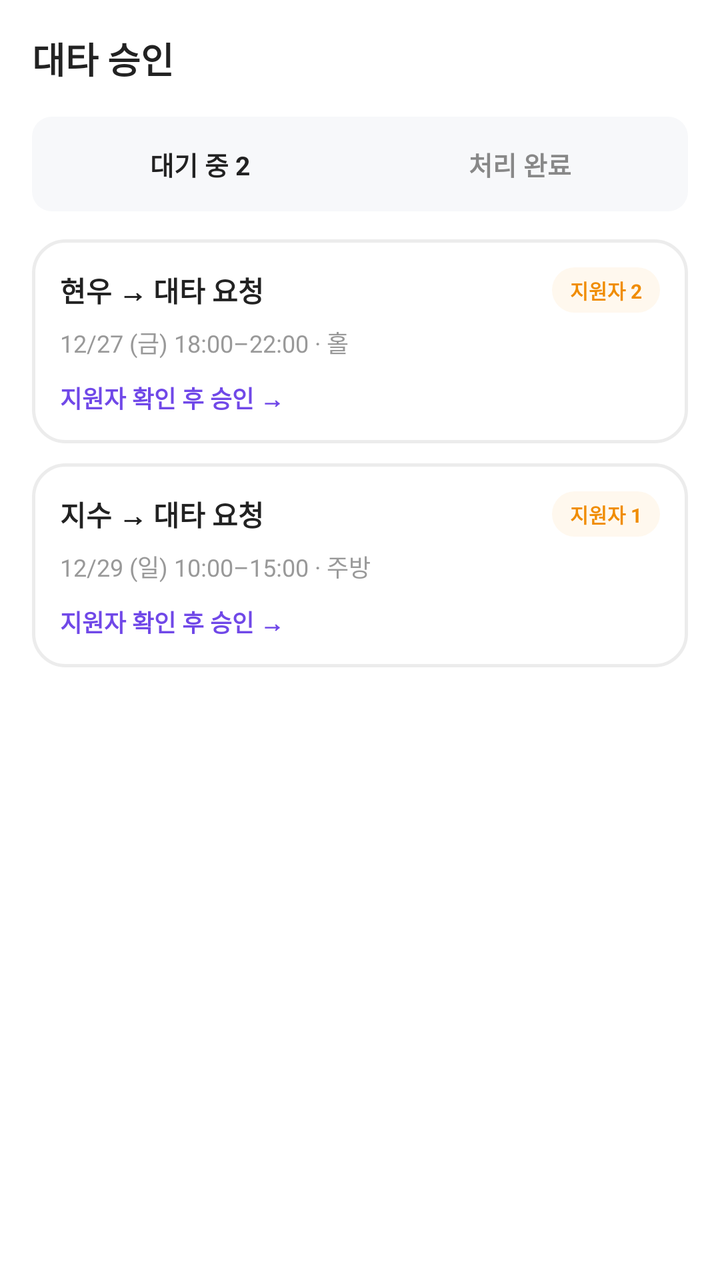
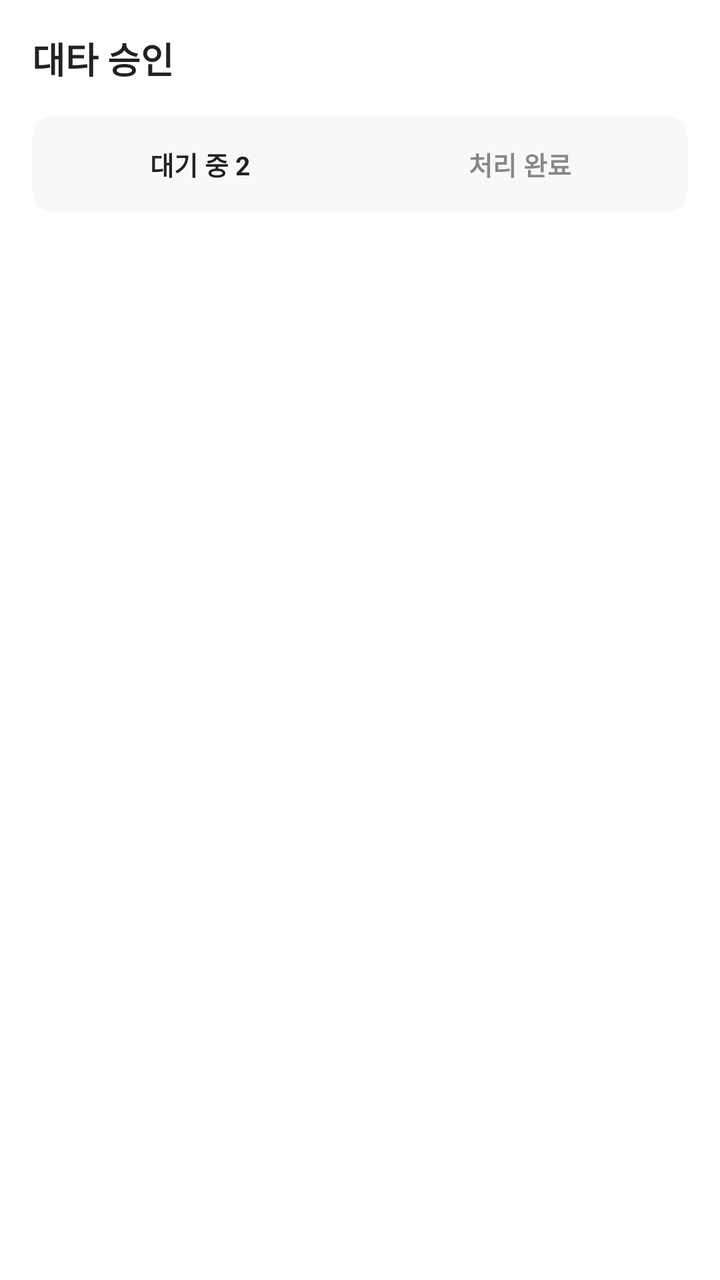

Screens rendered from an Android XML layout before and after an edit, with the pre-edit source and the edit as a unified diff.
<!-- AndroidManifest.xml: application theme Theme.PTManagerEmployer -->
<!-- res/layout/fragment_sub.xml -->
<?xml version="1.0" encoding="utf-8"?>
<androidx.core.widget.NestedScrollView xmlns:android="http://schemas.android.com/apk/res/android"
    android:layout_width="match_parent"
    android:layout_height="match_parent"
    android:background="@color/white"
    android:fillViewport="true">

    <LinearLayout
        android:layout_width="match_parent"
        android:layout_height="wrap_content"
        android:orientation="vertical"
        android:paddingHorizontal="16dp"
        android:paddingTop="16dp"
        android:paddingBottom="24dp">

        <TextView
            android:layout_width="wrap_content"
            android:layout_height="wrap_content"
            android:text="대타 승인"
            android:textColor="@color/text_primary"
            android:textSize="18sp"
            android:textStyle="bold" />

        
        <LinearLayout
            android:layout_width="match_parent"
            android:layout_height="wrap_content"
            android:layout_marginTop="16dp"
            android:orientation="horizontal"
            android:background="@drawable/bg_segment"
            android:padding="4dp">

            <TextView
                android:id="@+id/tab_pending"
                android:layout_width="0dp"
                android:layout_height="wrap_content"
                android:layout_weight="1"
                android:text="대기 중 2"
                android:textColor="@color/text_primary"
                android:textSize="13sp"
                android:textStyle="bold"
                android:gravity="center"
                android:paddingVertical="10dp" />

            <TextView
                android:id="@+id/tab_done"
                android:layout_width="0dp"
                android:layout_height="wrap_content"
                android:layout_weight="1"
                android:text="처리 완료"
                android:textColor="@color/text_secondary"
                android:textSize="13sp"
                android:textStyle="bold"
                android:gravity="center"
                android:paddingVertical="10dp" />
        </LinearLayout>

        
        <LinearLayout
            android:id="@+id/panel_pending"
            android:layout_width="match_parent"
            android:layout_height="wrap_content"
            android:layout_marginTop="14dp"
            android:orientation="vertical">

            <LinearLayout
                android:id="@+id/req_1"
                android:layout_width="match_parent"
                android:layout_height="wrap_content"
                android:orientation="vertical"
                android:background="@drawable/bg_card"
                android:padding="14dp"
                android:foreground="?attr/selectableItemBackground">

                <LinearLayout
                    android:layout_width="match_parent"
                    android:layout_height="wrap_content"
                    android:orientation="horizontal"
                    android:gravity="center_vertical">

                    <TextView
                        android:layout_width="0dp"
                        android:layout_height="wrap_content"
                        android:layout_weight="1"
                        android:text="현우 → 대타 요청"
                        android:textColor="@color/text_primary"
                        android:textSize="14sp"
                        android:textStyle="bold" />

                    <TextView
                        android:layout_width="wrap_content"
                        android:layout_height="wrap_content"
                        android:background="@drawable/bg_badge_pending"
                        android:text="지원자 2"
                        android:textColor="@color/warn_orange"
                        android:textSize="10sp"
                        android:textStyle="bold"
                        android:paddingHorizontal="9dp"
                        android:paddingVertical="4dp" />
                </LinearLayout>

                <TextView
                    android:layout_width="wrap_content"
                    android:layout_height="wrap_content"
                    android:layout_marginTop="6dp"
                    android:text="12/27 (금) 18:00–22:00 · 홀"
                    android:textColor="@color/text_tertiary"
                    android:textSize="12sp" />

                <TextView
                    android:layout_width="wrap_content"
                    android:layout_height="wrap_content"
                    android:layout_marginTop="10dp"
                    android:text="지원자 확인 후 승인 →"
                    android:textColor="@color/brand"
                    android:textSize="12sp"
                    android:textStyle="bold" />
            </LinearLayout>

            <LinearLayout
                android:id="@+id/req_2"
                android:layout_width="match_parent"
                android:layout_height="wrap_content"
                android:layout_marginTop="10dp"
                android:orientation="vertical"
                android:background="@drawable/bg_card"
                android:padding="14dp"
                android:foreground="?attr/selectableItemBackground">

                <LinearLayout
                    android:layout_width="match_parent"
                    android:layout_height="wrap_content"
                    android:orientation="horizontal"
                    android:gravity="center_vertical">

                    <TextView
                        android:layout_width="0dp"
                        android:layout_height="wrap_content"
                        android:layout_weight="1"
                        android:text="지수 → 대타 요청"
                        android:textColor="@color/text_primary"
                        android:textSize="14sp"
                        android:textStyle="bold" />

                    <TextView
                        android:layout_width="wrap_content"
                        android:layout_height="wrap_content"
                        android:background="@drawable/bg_badge_pending"
                        android:text="지원자 1"
                        android:textColor="@color/warn_orange"
                        android:textSize="10sp"
                        android:textStyle="bold"
                        android:paddingHorizontal="9dp"
                        android:paddingVertical="4dp" />
                </LinearLayout>

                <TextView
                    android:layout_width="wrap_content"
                    android:layout_height="wrap_content"
                    android:layout_marginTop="6dp"
                    android:text="12/29 (일) 10:00–15:00 · 주방"
                    android:textColor="@color/text_tertiary"
                    android:textSize="12sp" />

                <TextView
                    android:layout_width="wrap_content"
                    android:layout_height="wrap_content"
                    android:layout_marginTop="10dp"
                    android:text="지원자 확인 후 승인 →"
                    android:textColor="@color/brand"
                    android:textSize="12sp"
                    android:textStyle="bold" />
            </LinearLayout>
        </LinearLayout>

        
        <LinearLayout
            android:id="@+id/panel_done"
            android:layout_width="match_parent"
            android:layout_height="wrap_content"
            android:layout_marginTop="14dp"
            android:orientation="vertical"
            android:visibility="gone">

            <LinearLayout
                android:layout_width="match_parent"
                android:layout_height="wrap_content"
                android:orientation="horizontal"
                android:gravity="center_vertical"
                android:background="@drawable/bg_card"
                android:padding="14dp">

                <LinearLayout
                    android:layout_width="0dp"
                    android:layout_height="wrap_content"
                    android:layout_weight="1"
                    android:orientation="vertical">

                    <TextView
                        android:layout_width="wrap_content"
                        android:layout_height="wrap_content"
                        android:text="12/18 마감 · 태윤이 대체"
                        android:textColor="@color/text_primary"
                        android:textSize="13sp"
                        android:textStyle="bold" />

                    <TextView
                        android:layout_width="wrap_content"
                        android:layout_height="wrap_content"
                        android:layout_marginTop="3dp"
                        android:text="현우 요청 · 승인 완료"
                        android:textColor="@color/text_tertiary"
                        android:textSize="11sp" />
                </LinearLayout>

                <TextView
                    android:layout_width="wrap_content"
                    android:layout_height="wrap_content"
                    android:background="@drawable/bg_badge_approved"
                    android:text="APPROVED"
                    android:textColor="@color/brand"
                    android:textSize="10sp"
                    android:textStyle="bold"
                    android:paddingHorizontal="9dp"
                    android:paddingVertical="4dp" />
            </LinearLayout>

            <LinearLayout
                android:layout_width="match_parent"
                android:layout_height="wrap_content"
                android:layout_marginTop="10dp"
                android:orientation="horizontal"
                android:gravity="center_vertical"
                android:background="@drawable/bg_card"
                android:padding="14dp">

                <LinearLayout
                    android:layout_width="0dp"
                    android:layout_height="wrap_content"
                    android:layout_weight="1"
                    android:orientation="vertical">

                    <TextView
                        android:layout_width="wrap_content"
                        android:layout_height="wrap_content"
                        android:text="12/14 홀 · 거절됨"
                        android:textColor="@color/text_primary"
                        android:textSize="13sp"
                        android:textStyle="bold" />

                    <TextView
                        android:layout_width="wrap_content"
                        android:layout_height="wrap_content"
                        android:layout_marginTop="3dp"
                        android:text="서연 요청 · 대체 인원 없음"
                        android:textColor="@color/text_tertiary"
                        android:textSize="11sp" />
                </LinearLayout>

                <TextView
                    android:layout_width="wrap_content"
                    android:layout_height="wrap_content"
                    android:background="@drawable/bg_badge_rejected"
                    android:text="REJECTED"
                    android:textColor="@color/accent_red"
                    android:textSize="10sp"
                    android:textStyle="bold"
                    android:paddingHorizontal="9dp"
                    android:paddingVertical="4dp" />
            </LinearLayout>
        </LinearLayout>
    </LinearLayout>
</androidx.core.widget.NestedScrollView>
<!-- resources referenced by this layout -->
<resources>
  <color name="accent_red">#E03131</color>
  <color name="brand">#7048E8</color>
  <color name="text_primary">#222222</color>
  <color name="text_secondary">#888888</color>
  <color name="text_tertiary">#999999</color>
  <color name="warn_orange">#F08C00</color>
  <color name="white">#FFFFFFFF</color>
  <!-- drawable bg_badge_approved (drawable) -->
  <?xml version="1.0" encoding="utf-8"?>
  <shape xmlns:android="http://schemas.android.com/apk/res/android" android:shape="rectangle">
      <solid android:color="@color/brand_light" />
      <corners android:radius="999dp" />
  </shape>
  <!-- drawable bg_badge_pending (drawable) -->
  <?xml version="1.0" encoding="utf-8"?>
  <shape xmlns:android="http://schemas.android.com/apk/res/android" android:shape="rectangle">
      <solid android:color="@color/warn_bg" />
      <corners android:radius="999dp" />
  </shape>
  <!-- drawable bg_badge_rejected (drawable) -->
  <?xml version="1.0" encoding="utf-8"?>
  <shape xmlns:android="http://schemas.android.com/apk/res/android" android:shape="rectangle">
      <solid android:color="#FBE9E9" />
      <corners android:radius="999dp" />
  </shape>
  <!-- drawable bg_card (drawable) -->
  <?xml version="1.0" encoding="utf-8"?>
  <shape xmlns:android="http://schemas.android.com/apk/res/android" android:shape="rectangle">
      <solid android:color="@color/white" />
      <corners android:radius="16dp" />
      <stroke android:width="1.5dp" android:color="@color/border" />
  </shape>
  <!-- drawable bg_segment (drawable) -->
  <?xml version="1.0" encoding="utf-8"?>
  <shape xmlns:android="http://schemas.android.com/apk/res/android" android:shape="rectangle">
      <solid android:color="@color/surface_gray" />
      <corners android:radius="10dp" />
  </shape>
  <style name="Theme.PTManagerEmployer" parent="Base.Theme.PTManagerEmployer" />
  <color name="brand_light">#F6F2FF</color>
  <color name="warn_bg">#FFF8EE</color>
  <color name="border">#ECECEC</color>
  <color name="surface_gray">#F7F8FA</color>
  <style name="Base.Theme.PTManagerEmployer" parent="Theme.Material3.Light.NoActionBar">
          <item name="colorPrimary">@color/brand</item>
          <item name="colorOnPrimary">@color/white</item>
          <item name="colorSurface">@color/white</item>
          <item name="colorOnSurface">@color/text_primary</item>
          <item name="android:colorBackground">@color/white</item>
          <item name="android:statusBarColor">@color/white</item>
          <item name="android:navigationBarColor">@color/white</item>
          <item name="android:windowLightStatusBar">true</item>
          <item name="android:windowLightNavigationBar" tools:targetApi="o_mr1">true</item>
      </style>
</resources>

<!-- the commit's change to res/layout/fragment_sub.xml (unified diff, before → after) -->
@@ -63,114 +63,16 @@
             android:layout_marginTop="14dp"
             android:orientation="vertical">
 
-            <LinearLayout
-                android:id="@+id/req_1"
+            <TextView
+                android:id="@+id/tv_pending_empty"
                 android:layout_width="match_parent"
                 android:layout_height="wrap_content"
-                android:orientation="vertical"
-                android:background="@drawable/bg_card"
-                android:padding="14dp"
-                android:foreground="?attr/selectableItemBackground">
-
-                <LinearLayout
-                    android:layout_width="match_parent"
-                    android:layout_height="wrap_content"
-                    android:orientation="horizontal"
-                    android:gravity="center_vertical">
-
-                    <TextView
-                        android:layout_width="0dp"
-                        android:layout_height="wrap_content"
-                        android:layout_weight="1"
-                        android:text="현우 → 대타 요청"
-                        android:textColor="@color/text_primary"
-                        android:textSize="14sp"
-                        android:textStyle="bold" />
-
-                    <TextView
-                        android:layout_width="wrap_content"
-                        android:layout_height="wrap_content"
-                        android:background="@drawable/bg_badge_pending"
-                        android:text="지원자 2"
-                        android:textColor="@color/warn_orange"
-                        android:textSize="10sp"
-                        android:textStyle="bold"
-                        android:paddingHorizontal="9dp"
-                        android:paddingVertical="4dp" />
-                </LinearLayout>
-
-                <TextView
-                    android:layout_width="wrap_content"
-                    android:layout_height="wrap_content"
-                    android:layout_marginTop="6dp"
-                    android:text="12/27 (금) 18:00–22:00 · 홀"
-                    android:textColor="@color/text_tertiary"
-                    android:textSize="12sp" />
-
-                <TextView
-                    android:layout_width="wrap_content"
-                    android:layout_height="wrap_content"
-                    android:layout_marginTop="10dp"
-                    android:text="지원자 확인 후 승인 →"
-                    android:textColor="@color/brand"
-                    android:textSize="12sp"
-                    android:textStyle="bold" />
-            </LinearLayout>
-
-            <LinearLayout
-                android:id="@+id/req_2"
-                android:layout_width="match_parent"
-                android:layout_height="wrap_content"
-                android:layout_marginTop="10dp"
-                android:orientation="vertical"
-                android:background="@drawable/bg_card"
-                android:padding="14dp"
-                android:foreground="?attr/selectableItemBackground">
-
-                <LinearLayout
-                    android:layout_width="match_parent"
-                    android:layout_height="wrap_content"
-                    android:orientation="horizontal"
-                    android:gravity="center_vertical">
-
-                    <TextView
-                        android:layout_width="0dp"
-                        android:layout_height="wrap_content"
-                        android:layout_weight="1"
-                        android:text="지수 → 대타 요청"
-                        android:textColor="@color/text_primary"
-                        android:textSize="14sp"
-                        android:textStyle="bold" />
-
-                    <TextView
-                        android:layout_width="wrap_content"
-                        android:layout_height="wrap_content"
-                        android:background="@drawable/bg_badge_pending"
-                        android:text="지원자 1"
-                        android:textColor="@color/warn_orange"
-                        android:textSize="10sp"
-                        android:textStyle="bold"
-                        android:paddingHorizontal="9dp"
-                        android:paddingVertical="4dp" />
-                </LinearLayout>
-
-                <TextView
-                    android:layout_width="wrap_content"
-                    android:layout_height="wrap_content"
-                    android:layout_marginTop="6dp"
-                    android:text="12/29 (일) 10:00–15:00 · 주방"
-                    android:textColor="@color/text_tertiary"
-                    android:textSize="12sp" />
-
-                <TextView
-                    android:layout_width="wrap_content"
-                    android:layout_height="wrap_content"
-                    android:layout_marginTop="10dp"
-                    android:text="지원자 확인 후 승인 →"
-                    android:textColor="@color/brand"
-                    android:textSize="12sp"
-                    android:textStyle="bold" />
-            </LinearLayout>
+                android:layout_marginTop="24dp"
+                android:gravity="center"
+                android:text="승인 대기 중인 대타 요청이 없습니다."
+                android:textColor="@color/text_tertiary"
+                android:textSize="12sp"
+                android:visibility="gone" />
         </LinearLayout>
 
         
@@ -182,92 +84,16 @@
             android:orientation="vertical"
             android:visibility="gone">
 
-            <LinearLayout
+            <TextView
+                android:id="@+id/tv_done_empty"
                 android:layout_width="match_parent"
                 android:layout_height="wrap_content"
-                android:orientation="horizontal"
-                android:gravity="center_vertical"
-                android:background="@drawable/bg_card"
-                android:padding="14dp">
-
-                <LinearLayout
-                    android:layout_width="0dp"
-                    android:layout_height="wrap_content"
-                    android:layout_weight="1"
-                    android:orientation="vertical">
-
-                    <TextView
-                        android:layout_width="wrap_content"
-                        android:layout_height="wrap_content"
-                        android:text="12/18 마감 · 태윤이 대체"
-                        android:textColor="@color/text_primary"
-                        android:textSize="13sp"
-                        android:textStyle="bold" />
-
-                    <TextView
-                        android:layout_width="wrap_content"
-                        android:layout_height="wrap_content"
-                        android:layout_marginTop="3dp"
-                        android:text="현우 요청 · 승인 완료"
-                        android:textColor="@color/text_tertiary"
-                        android:textSize="11sp" />
-                </LinearLayout>
-
-                <TextView
-                    android:layout_width="wrap_content"
-                    android:layout_height="wrap_content"
-                    android:background="@drawable/bg_badge_approved"
-                    android:text="APPROVED"
-                    android:textColor="@color/brand"
-                    android:textSize="10sp"
-                    android:textStyle="bold"
-                    android:paddingHorizontal="9dp"
-                    android:paddingVertical="4dp" />
-            </LinearLayout>
-
-            <LinearLayout
-                android:layout_width="match_parent"
-                android:layout_height="wrap_content"
-                android:layout_marginTop="10dp"
-                android:orientation="horizontal"
-                android:gravity="center_vertical"
-                android:background="@drawable/bg_card"
-                android:padding="14dp">
-
-                <LinearLayout
-                    android:layout_width="0dp"
-                    android:layout_height="wrap_content"
-                    android:layout_weight="1"
-                    android:orientation="vertical">
-
-                    <TextView
-                        android:layout_width="wrap_content"
-                        android:layout_height="wrap_content"
-                        android:text="12/14 홀 · 거절됨"
-                        android:textColor="@color/text_primary"
-                        android:textSize="13sp"
-                        android:textStyle="bold" />
-
-                    <TextView
-                        android:layout_width="wrap_content"
-                        android:layout_height="wrap_content"
-                        android:layout_marginTop="3dp"
-                        android:text="서연 요청 · 대체 인원 없음"
-                        android:textColor="@color/text_tertiary"
-                        android:textSize="11sp" />
-                </LinearLayout>
-
-                <TextView
-                    android:layout_width="wrap_content"
-                    android:layout_height="wrap_content"
-                    android:background="@drawable/bg_badge_rejected"
-                    android:text="REJECTED"
-                    android:textColor="@color/accent_red"
-                    android:textSize="10sp"
-                    android:textStyle="bold"
-                    android:paddingHorizontal="9dp"
-                    android:paddingVertical="4dp" />
-            </LinearLayout>
+                android:layout_marginTop="24dp"
+                android:gravity="center"
+                android:text="처리된 대타 요청이 없습니다."
+                android:textColor="@color/text_tertiary"
+                android:textSize="12sp"
+                android:visibility="gone" />
         </LinearLayout>
     </LinearLayout>
 </androidx.core.widget.NestedScrollView>
<!-- resource entries referenced after the edit -->
@@ -1,37 +1,10 @@
 <!-- resources referenced by this layout -->
 <resources>
-  <color name="accent_red">#E03131</color>
   <color name="brand">#7048E8</color>
   <color name="text_primary">#222222</color>
   <color name="text_secondary">#888888</color>
   <color name="text_tertiary">#999999</color>
-  <color name="warn_orange">#F08C00</color>
   <color name="white">#FFFFFFFF</color>
-  <!-- drawable bg_badge_approved (drawable) -->
-  <?xml version="1.0" encoding="utf-8"?>
-  <shape xmlns:android="http://schemas.android.com/apk/res/android" android:shape="rectangle">
-      <solid android:color="@color/brand_light" />
-      <corners android:radius="999dp" />
-  </shape>
-  <!-- drawable bg_badge_pending (drawable) -->
-  <?xml version="1.0" encoding="utf-8"?>
-  <shape xmlns:android="http://schemas.android.com/apk/res/android" android:shape="rectangle">
-      <solid android:color="@color/warn_bg" />
-      <corners android:radius="999dp" />
-  </shape>
-  <!-- drawable bg_badge_rejected (drawable) -->
-  <?xml version="1.0" encoding="utf-8"?>
-  <shape xmlns:android="http://schemas.android.com/apk/res/android" android:shape="rectangle">
-      <solid android:color="#FBE9E9" />
-      <corners android:radius="999dp" />
-  </shape>
-  <!-- drawable bg_card (drawable) -->
-  <?xml version="1.0" encoding="utf-8"?>
-  <shape xmlns:android="http://schemas.android.com/apk/res/android" android:shape="rectangle">
-      <solid android:color="@color/white" />
-      <corners android:radius="16dp" />
-      <stroke android:width="1.5dp" android:color="@color/border" />
-  </shape>
   <!-- drawable bg_segment (drawable) -->
   <?xml version="1.0" encoding="utf-8"?>
   <shape xmlns:android="http://schemas.android.com/apk/res/android" android:shape="rectangle">
@@ -39,9 +12,6 @@
       <corners android:radius="10dp" />
   </shape>
   <style name="Theme.PTManagerEmployer" parent="Base.Theme.PTManagerEmployer" />
-  <color name="brand_light">#F6F2FF</color>
-  <color name="warn_bg">#FFF8EE</color>
-  <color name="border">#ECECEC</color>
   <color name="surface_gray">#F7F8FA</color>
   <style name="Base.Theme.PTManagerEmployer" parent="Theme.Material3.Light.NoActionBar">
           <item name="colorPrimary">@color/brand</item>
